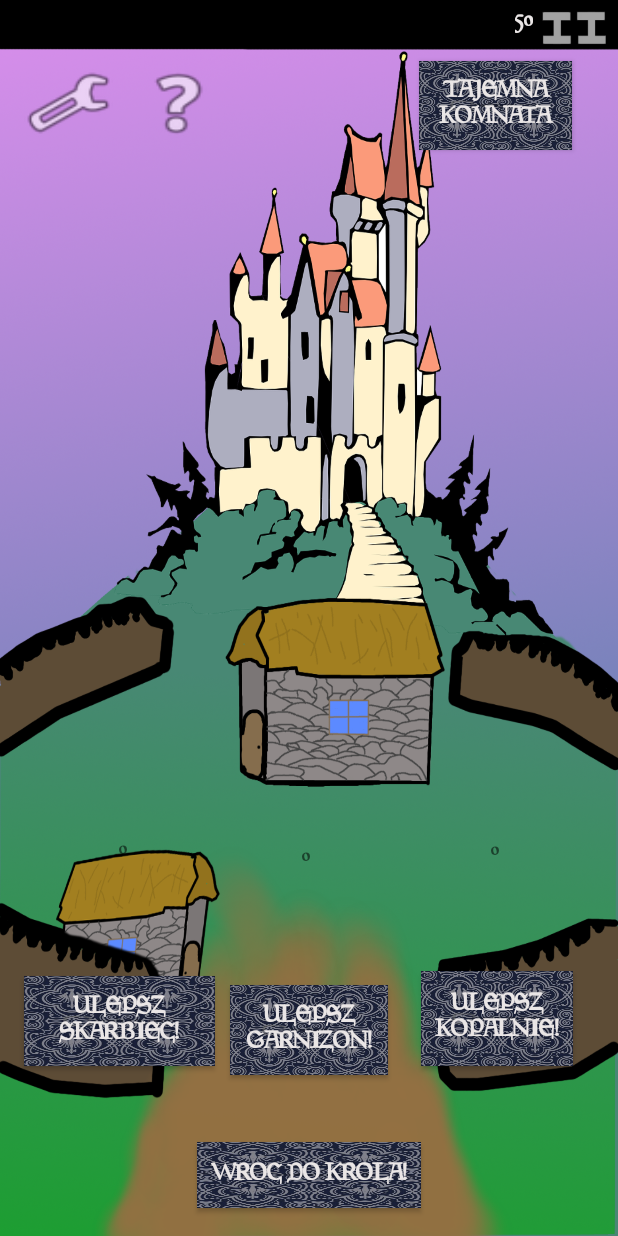
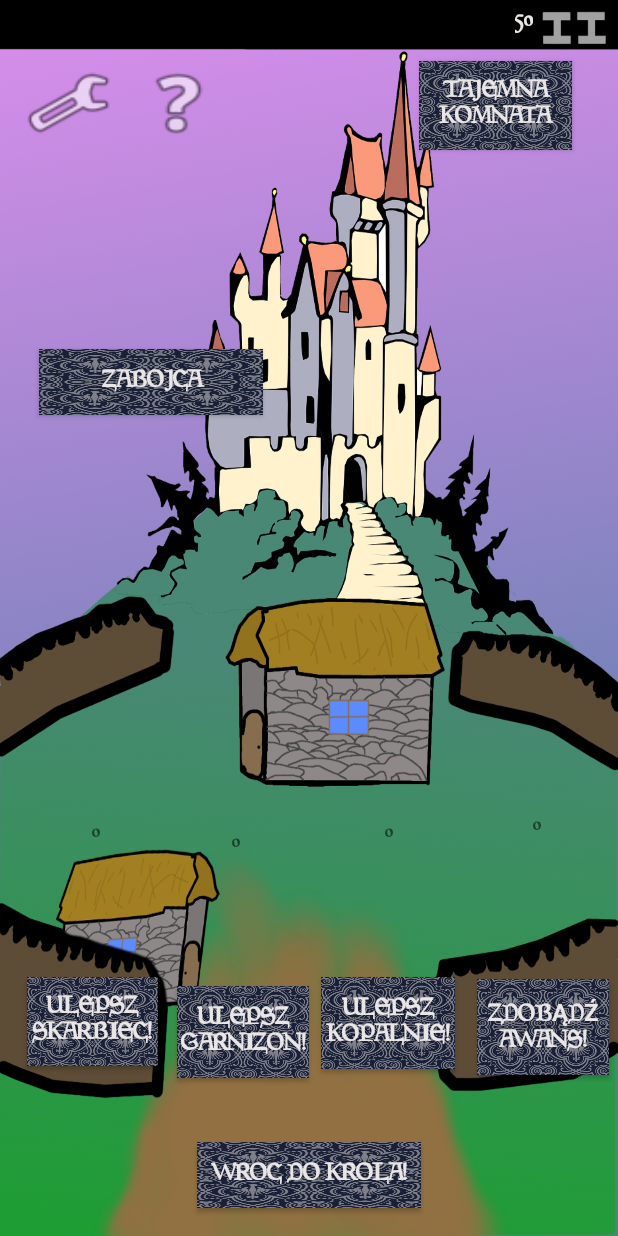
Before and after one commit to BartekWMII/Projekt-WMII, an Android app: the activity_city_upgrade screen opened directly, with no data from a screen before it, on a phone screen of 412 x 824 dp. Run offline under Robolectric (Android 15) with nearby library versions, the light colour scheme and no system bars; Roboto replaces fonts that are not available here.

Commit message:
Edytowane przez Mikolaja Cieslaka

```diff
--- a/app/src/main/java/com/example/swords/activity_city_upgrade.java
+++ b/app/src/main/java/com/example/swords/activity_city_upgrade.java
@@ -13,17 +13,23 @@ import android.widget.Button;
 import android.widget.TextView;
 import android.widget.Toast;
 
+import org.w3c.dom.Text;
+
 public class activity_city_upgrade extends AppCompatActivity {
 
     private TextView textViewSkarb;
     private TextView textViewKosz;
     private TextView textViewKop;
+    private TextView textViewIleStal;
+    private TextView textViewAwans;
     public static int miastoa;
     public static int miastoimpa;
     public static int miastob;
     public static int miastoimpb;
     public static int miastoc;
     public static int miastoimpc;
+    public static int miastod;
+    public static int miastoimpd;
     public static int stal=50;
     public static int stalimp;
     private Button button,button2,button3;
@@ -36,7 +42,7 @@ public class activity_city_upgrade extends AppCompatActivity {
     boolean SprCityA=false, SprCityAImp=false, SprCityBImp=false, SprCityB=false, SprCityCImp=false, SprCityC=false, SprArmyImp=false, SprArmy=false, SprGold=false, SprGoldImp=false;
     boolean SprStal=false, SprStalImp=false;
     public static int bezpiecznik,licznik,kontrolka,counterQ,CityA,CityB,CityC;
-    public static String UpCityA, UpCityB, UpCityC;
+    public static String UpCityA, UpCityB, UpCityC, UpCityStal;
 
     Context context = this;
 
@@ -49,6 +55,7 @@ public class activity_city_upgrade extends AppCompatActivity {
         editor.putString("daneA", textViewSkarb.getText().toString());
         editor.putString("daneB", textViewKosz.getText().toString());
         editor.putString("daneC", textViewKop.getText().toString());
+        editor.putString("daneS",textViewIleStal.getText().toString());
         editor.putInt("kwiat3", KwiatMiasta);
         KwiatMiasta++;
         Toast.makeText(activity_city_upgrade.this, "DzialaP " + UpCityA + " " + UpCityB+" "+" "+ UpCityC+" "+KwiatMiasta, Toast.LENGTH_LONG).show();
@@ -69,21 +76,49 @@ public class activity_city_upgrade extends AppCompatActivity {
             UpCityA = sharedPref.getString("daneA", ""); // Tekst zapisujemy do zmiennej globalnej i w metodzie OnCreate() przypisujemy do odpowiedniej kontrolki EditText: editText.setText(txt);
             UpCityB = sharedPref.getString("daneB", ""); // Tekst zapisujemy do zmiennej globalnej i w metodzie OnCreate() przypisujemy do odpowiedniej kontrolki EditText: editText.setText(txt);
             UpCityC = sharedPref.getString("daneC", "");
+            UpCityStal = sharedPref.getString("daneS", "");
+           // stalimp=getintent.getInt("Stal",stal);
             KwiatMiasta = DrzewoMiasta;
-            Toast.makeText(activity_city_upgrade.this, "Dziala " + UpCityA + " " + UpCityB + " " + " " + UpCityC + " " + DrzewoMiasta, Toast.LENGTH_LONG).show();
+            Toast.makeText(activity_city_upgrade.this, "Dziala " + UpCityA + " " + UpCityB + " " + " " + UpCityC + "Stal: " + UpCityStal + " "+DrzewoMiasta, Toast.LENGTH_LONG).show();
             TextView showCountTextView = (TextView) findViewById(R.id.textViewSkarb);
             TextView showCountTextView2 = (TextView) findViewById(R.id.textViewKoszar);
             TextView showCountTextView3 = (TextView) findViewById(R.id.textViewKop);
             showCountTextView.setText(String.valueOf(miastoa));
             showCountTextView2.setText(String.valueOf(miastob));
             showCountTextView3.setText(String.valueOf(miastoc));
+           // Integer stalinium= Integer.parseInt(UpCityStal);
+
+          /*  if(stalimp==stalinium)
+            {
+            TextView showCountTextView4 = (TextView) findViewById(R.id.textViewIleStal);
+            showCountTextView4.setText(String.valueOf(UpCityStal));
+            }
+            else
+            {
+                TextView showCountTextView4 = (TextView) findViewById(R.id.textViewIleStal);
+                stal=stalinium;
+                showCountTextView4.setText(stalinium.toString());
+            }*/
+
             try{
                 miastoa = Integer.parseInt(UpCityA);
                 miastob = Integer.parseInt(UpCityB);
                 miastoc = Integer.parseInt(UpCityC);
+
             } catch (NumberFormatException e) {
                // e.printStackTrace();
             }
+
+          /*  try{
+                if (stalimp==stalinium)
+                    stal=Integer.parseInt(UpCityStal);
+                else
+                    stal=stalimp;
+            } catch (NumberFormatException e) {
+                e.printStackTrace();
+            }*/
+
+            Toast.makeText(context, "Tyle stali: "+UpCityStal, Toast.LENGTH_SHORT).show();
 
             KwiatMiasta++;
         }
@@ -98,9 +133,11 @@ public class activity_city_upgrade extends AppCompatActivity {
         setContentView(R.layout.activity_city_upgrade);
 
         KwiatMiasta++;
-        //textViewSkarb = findViewById(R.id.textViewSkarb);
-       //textViewKosz = findViewById(R.id.textViewKoszar);
-        //textViewKop= findViewById(R.id.textViewKop);
+        textViewSkarb = findViewById(R.id.textViewSkarb);
+        textViewKosz = findViewById(R.id.textViewKoszar);
+        textViewKop= findViewById(R.id.textViewKop);
+        textViewIleStal = findViewById(R.id.textViewIleStal);
+        textViewAwans = findViewById(R.id.textViewAwans);
 
         setContentView(R.layout.activity_city_upgrade);
         bezpiecznik = getIntent().getIntExtra("Kod", licznik);
@@ -206,6 +243,7 @@ public class activity_city_upgrade extends AppCompatActivity {
         intent.putExtra("CityBZ", SprCityB);
         intent.putExtra("CityCZ",SprCityC);
         intent.putExtra("kop",miastoc);
+        intent.putExtra("awan",miastod);
         intent.putExtra("ArmyZ",SprArmy);
         intent.putExtra("GoldZ",SprGold);
         intent.putExtra("StalZ",SprStal);
@@ -337,4 +375,32 @@ public class activity_city_upgrade extends AppCompatActivity {
 
     }
 
+    public void OnCliAwan(View view) {
+        TextView showCountTextView =
+                (TextView) findViewById(R.id.textViewAwans);
+        TextView showCountTextView2 =
+                (TextView) findViewById(R.id.textViewIleStal);
+
+        miastod=miastod;
+        if (SprStalImp!=SprStal)
+        {
+            stal = stal + stalimp;
+            String Bim=Integer.toString(stal);
+            showCountTextView2.setText(Bim);
+        }
+        int sprM=miastod;
+        if ((sprM+1)*10>stal)
+        {
+            Toast.makeText(context, "Brakuje stali!", Toast.LENGTH_SHORT).show();
+        }
+        else{
+            stal=stal-(10*miastod)-5;
+            miastod++;
+            SprCityB=true;
+            String miastostringc=Integer.toString(miastod);
+            showCountTextView.setText(miastostringc);
+            String Bim=Integer.toString(stal);
+            showCountTextView2.setText(Bim);
+        }
+    }
 }
--- a/app/src/main/res/layout/activity_city_upgrade.xml
+++ b/app/src/main/res/layout/activity_city_upgrade.xml
@@ -36,8 +36,8 @@
 
             <Button
                 android:id="@+id/button2"
-                android:layout_width="127dp"
-                android:layout_height="60dp"
+                android:layout_width="87dp"
+                android:layout_height="59dp"
                 android:background="@drawable/pattern1"
                 android:fontFamily="@font/magic"
                 android:onClick="miastoClick"
@@ -88,8 +88,8 @@
 
             <Button
                 android:id="@+id/button3"
-                android:layout_width="105dp"
-                android:layout_height="60dp"
+                android:layout_width="88dp"
+                android:layout_height="61dp"
                 android:background="@drawable/pattern1"
                 android:fontFamily="@font/magic"
                 android:onClick="GarnUp"
@@ -101,15 +101,15 @@
                 android:textStyle="bold"
                 app:layout_constraintBottom_toTopOf="@+id/KingBack"
                 app:layout_constraintEnd_toEndOf="parent"
-                app:layout_constraintHorizontal_bias="0.061"
+                app:layout_constraintHorizontal_bias="0.059"
                 app:layout_constraintStart_toEndOf="@+id/button2"
                 app:layout_constraintTop_toTopOf="parent"
-                app:layout_constraintVertical_bias="0.936" />
+                app:layout_constraintVertical_bias="0.939" />
 
             <Button
                 android:id="@+id/button4"
-                android:layout_width="101dp"
-                android:layout_height="63dp"
+                android:layout_width="89dp"
+                android:layout_height="61dp"
                 android:background="@drawable/pattern1"
                 android:fontFamily="@font/magic"
                 android:onClick="KopUp"
@@ -121,10 +121,10 @@
                 android:textStyle="bold"
                 app:layout_constraintBottom_toBottomOf="parent"
                 app:layout_constraintEnd_toEndOf="parent"
-                app:layout_constraintHorizontal_bias="0.423"
+                app:layout_constraintHorizontal_bias="0.067"
                 app:layout_constraintStart_toEndOf="@+id/button3"
                 app:layout_constraintTop_toTopOf="parent"
-                app:layout_constraintVertical_bias="0.851" />
+                app:layout_constraintVertical_bias="0.854" />
 
             <TextView
                 android:id="@+id/textViewSkarb"
@@ -133,10 +133,10 @@
                 android:text="0"
                 app:layout_constraintBottom_toTopOf="@+id/button2"
                 app:layout_constraintEnd_toEndOf="parent"
-                app:layout_constraintHorizontal_bias="0.193"
+                app:layout_constraintHorizontal_bias="0.15"
                 app:layout_constraintStart_toStartOf="parent"
                 app:layout_constraintTop_toBottomOf="@+id/settingsButton"
-                app:layout_constraintVertical_bias="0.857" />
+                app:layout_constraintVertical_bias="0.835" />
 
             <TextView
                 android:id="@+id/textViewKoszar"
@@ -145,10 +145,10 @@
                 android:text="0"
                 app:layout_constraintBottom_toTopOf="@+id/button3"
                 app:layout_constraintEnd_toEndOf="parent"
-                app:layout_constraintHorizontal_bias="0.362"
+                app:layout_constraintHorizontal_bias="0.257"
                 app:layout_constraintStart_toEndOf="@+id/textViewSkarb"
                 app:layout_constraintTop_toTopOf="parent"
-                app:layout_constraintVertical_bias="0.878" />
+                app:layout_constraintVertical_bias="0.863" />
 
             <TextView
                 android:id="@+id/textViewKop"
@@ -157,10 +157,10 @@
                 android:text="0"
                 app:layout_constraintBottom_toTopOf="@+id/button4"
                 app:layout_constraintEnd_toEndOf="parent"
-                app:layout_constraintHorizontal_bias="0.603"
+                app:layout_constraintHorizontal_bias="0.391"
                 app:layout_constraintStart_toEndOf="@+id/textViewKoszar"
                 app:layout_constraintTop_toBottomOf="@+id/SecretButton"
-                app:layout_constraintVertical_bias="0.863" />
+                app:layout_constraintVertical_bias="0.834" />
 
             <TextView
                 android:id="@+id/textViewIleStal"
@@ -192,6 +192,56 @@
                 app:layout_constraintTop_toTopOf="parent"
                 app:layout_constraintVertical_bias="0.054" />
 
+            <Button
+                android:id="@+id/button6"
+                android:layout_width="88dp"
+                android:layout_height="64dp"
+                android:background="@drawable/pattern1"
+                android:onClick="OnCliAwan"
+                android:text="Zdobądź Awans!"
+                android:textColor="#EAE6E6"
+                android:textColorHighlight="#FFFFFF"
+                android:textColorHint="#FF0000"
+                android:textSize="16sp"
+                android:textStyle="bold"
+                app:layout_constraintBottom_toBottomOf="parent"
+                app:layout_constraintEnd_toEndOf="parent"
+                app:layout_constraintHorizontal_bias="0.981"
+                app:layout_constraintStart_toStartOf="parent"
+                app:layout_constraintTop_toTopOf="parent"
+                app:layout_constraintVertical_bias="0.859" />
+
+            <TextView
+                android:id="@+id/textViewAwans"
+                android:layout_width="wrap_content"
+                android:layout_height="wrap_content"
+                android:text="0"
+                app:layout_constraintBottom_toBottomOf="parent"
+                app:layout_constraintEnd_toEndOf="parent"
+                app:layout_constraintHorizontal_bias="0.874"
+                app:layout_constraintStart_toStartOf="parent"
+                app:layout_constraintTop_toTopOf="parent"
+                app:layout_constraintVertical_bias="0.671" />
+
+            <Button
+                android:id="@+id/AsasynButton"
+                android:layout_width="149dp"
+                android:layout_height="44dp"
+                android:background="@drawable/pattern1"
+                android:fontFamily="@font/magic"
+                android:text="ZABOJCA"
+                android:textColor="#EAE6E6"
+                android:textColorHighlight="#FFFFFF"
+                android:textColorHint="#FF0000"
+                android:textSize="16sp"
+                android:textStyle="bold"
+                app:layout_constraintBottom_toBottomOf="parent"
+                app:layout_constraintEnd_toEndOf="parent"
+                app:layout_constraintHorizontal_bias="0.099"
+                app:layout_constraintStart_toStartOf="parent"
+                app:layout_constraintTop_toTopOf="parent"
+                app:layout_constraintVertical_bias="0.298" />
+
         </android.support.constraint.ConstraintLayout>
     </LinearLayout>
 </RelativeLayout>
```
Also changed, not shown: app/src/main/java/com/example/swords/activity_afterMenu.java (+12 -6 lines), app/src/main/java/com/example/swords/zabojcalayou.java (added, +86 -0 lines), app/src/main/res/layout/layout.xml (added, +46 -0 lines), app/src/main/res/drawable/rabus.png (added).
